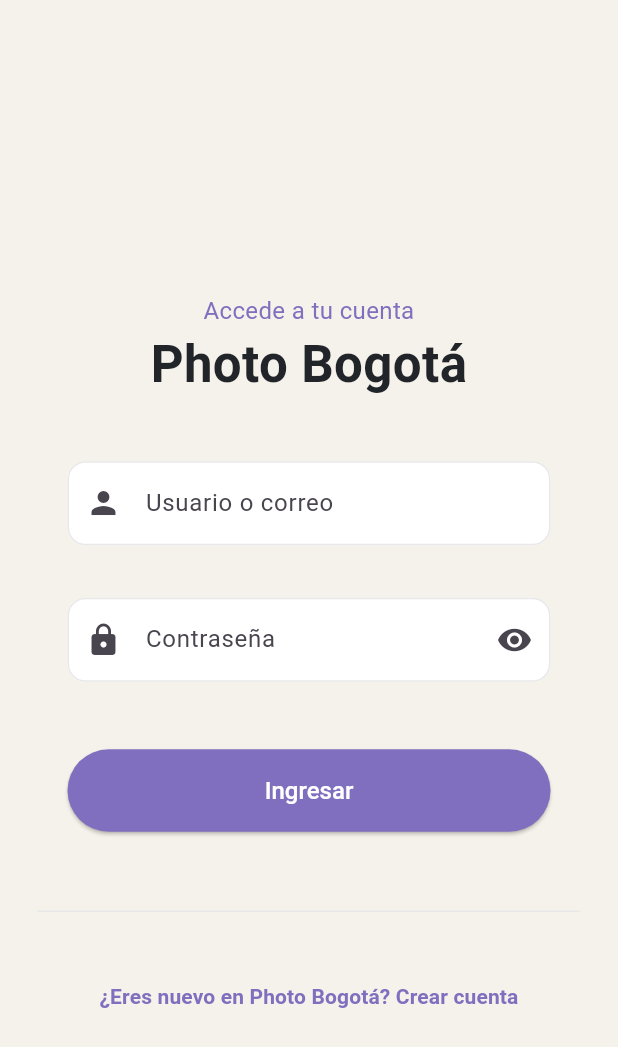
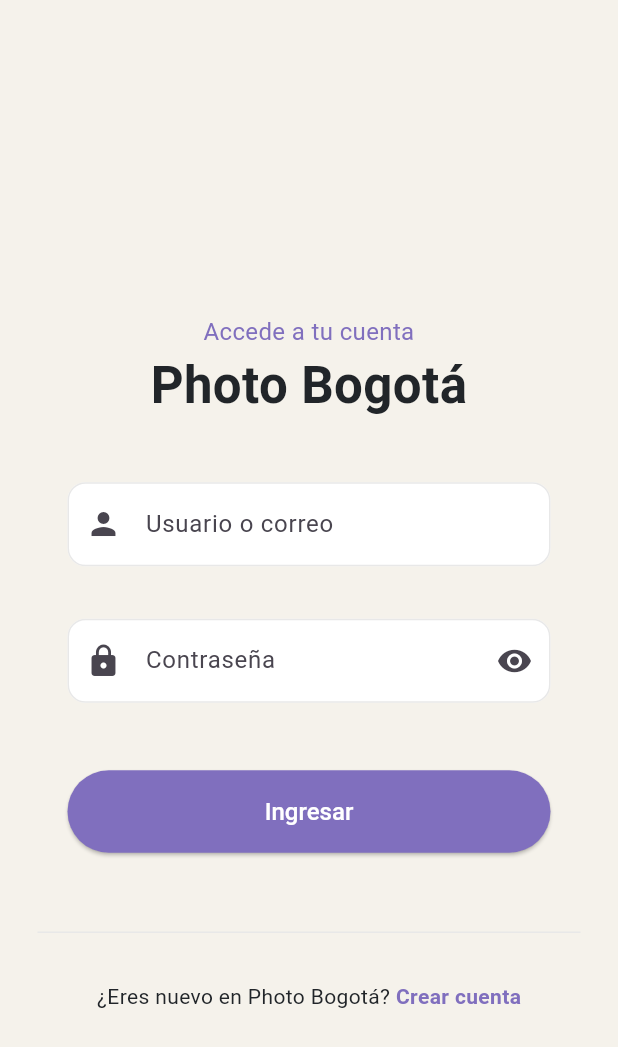
Before and after one commit to SebasYe05/mobile-photobogota, a Flutter app: the screen it shows after launch, on a phone screen of 412 x 824 dp. Shown: the top 1047 px of the screen. Run offline on Flutter 3.47's test engine with Material 3 defaults, Android fonts, the phone set to English and light mode, and no system bars; our stand-ins replace dio, flutter_bloc, flutter_secure_storage; Roboto replaces fonts that are missing (SF Pro).

Commit message:
Se modifica el crear cuenta , que solo deje en esa parte y el color

```diff
--- a/photobogota/lib/features/auth/presentation/screens/login_screen.dart
+++ b/photobogota/lib/features/auth/presentation/screens/login_screen.dart
@@ -121,22 +121,34 @@ class _LoginState extends State<Login> {
                 const SizedBox(height: 25),
                 Divider(color: AppTheme.borderColor, thickness: 1),
                 const SizedBox(height: 25),
-                TextButton(
-                  onPressed: () {
+                Row(
+                  mainAxisSize: MainAxisSize.min,
+                  children: [
+                    const Text(
+                      "¿Eres nuevo en Photo Bogotá? ",
+                      style: TextStyle(
+                        fontFamily: 'SF Pro',
+                        fontSize: 14,
+                        color: AppTheme.darkColor,
+                      ),
+                    ),
+                    GestureDetector(
+                      onTap: () {
                         Navigator.push(
                           context,
                           MaterialPageRoute(builder: (context) => const Registro()),
                         );
                       },
                       child: const Text(
-                    "¿Eres nuevo en Photo Bogotá? Crear cuenta",
-                    textAlign: TextAlign.center,
+                        "Crear cuenta",
                         style: TextStyle(
+                          fontFamily: 'SF Pro',
                           color: AppTheme.primaryColor,
                           fontWeight: FontWeight.bold,
-                      fontFamily: 'SF Pro',
                         ),
                       ),
+                    ),
+                  ],
                 ),
               ],
             ),
```
Lines whose indentation alone changed are shown as unchanged.
